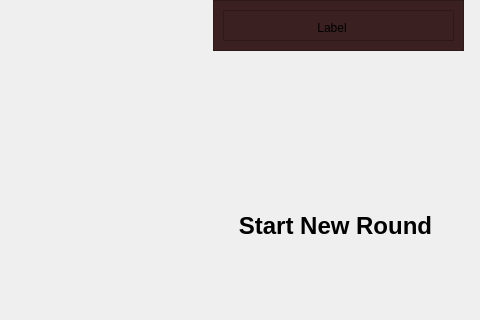
Before: the Qt Designer form UI/blackjack/playwindow.ui in MatsuoRotsuki/cpp_blackjack, drawn with Qt 5; both pictures show x 187 to 667 and y 0 to 320 of the 1045 by 686 pixel window.
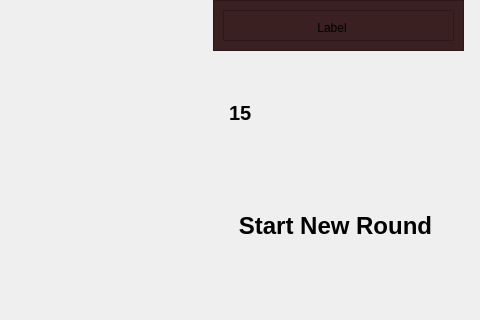
After: the same form once the commit is applied. Icons and pictures are not drawn. Custom widgets are drawn as their Qt base class.

Diff of the .ui file:
```diff
--- a/UI/blackjack/playwindow.ui
+++ b/UI/blackjack/playwindow.ui
@@ -280,6 +280,19 @@
         </item>
        </layout>
       </item>
+      <item>
+       <widget class="QLabel" name="dealerScore">
+        <property name="font">
+         <font>
+          <pointsize>15</pointsize>
+          <bold>true</bold>
+         </font>
+        </property>
+        <property name="text">
+         <string>15</string>
+        </property>
+       </widget>
+      </item>
       <item>
        <spacer name="horizontalSpacer_26">
         <property name="orientation">
```
